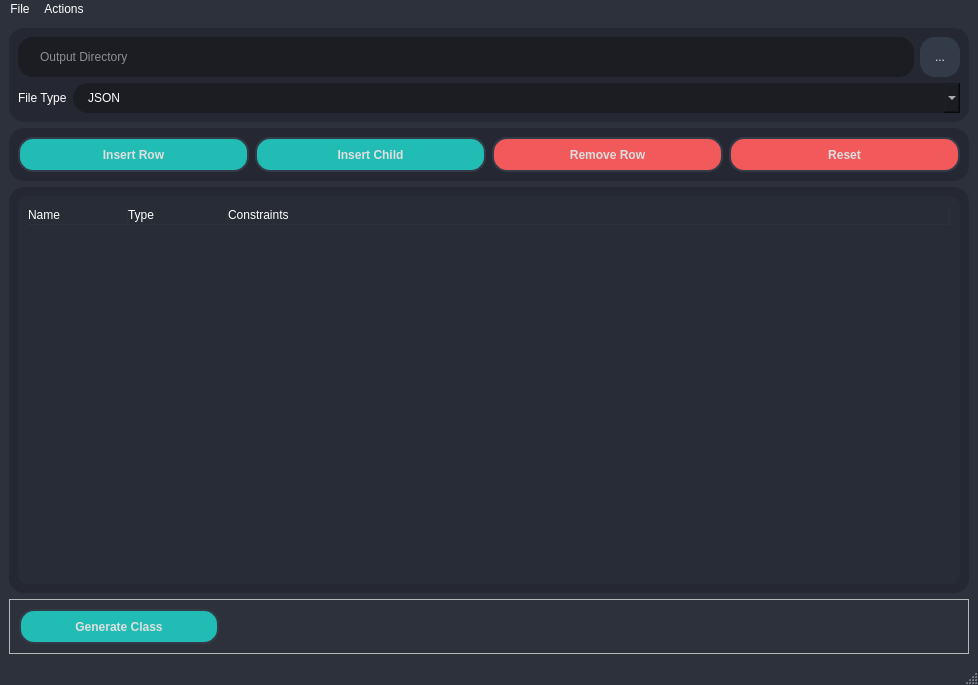
islamwagih/Class-Generator, file src/GUI/forms/mainwindow.ui: the form before one commit.
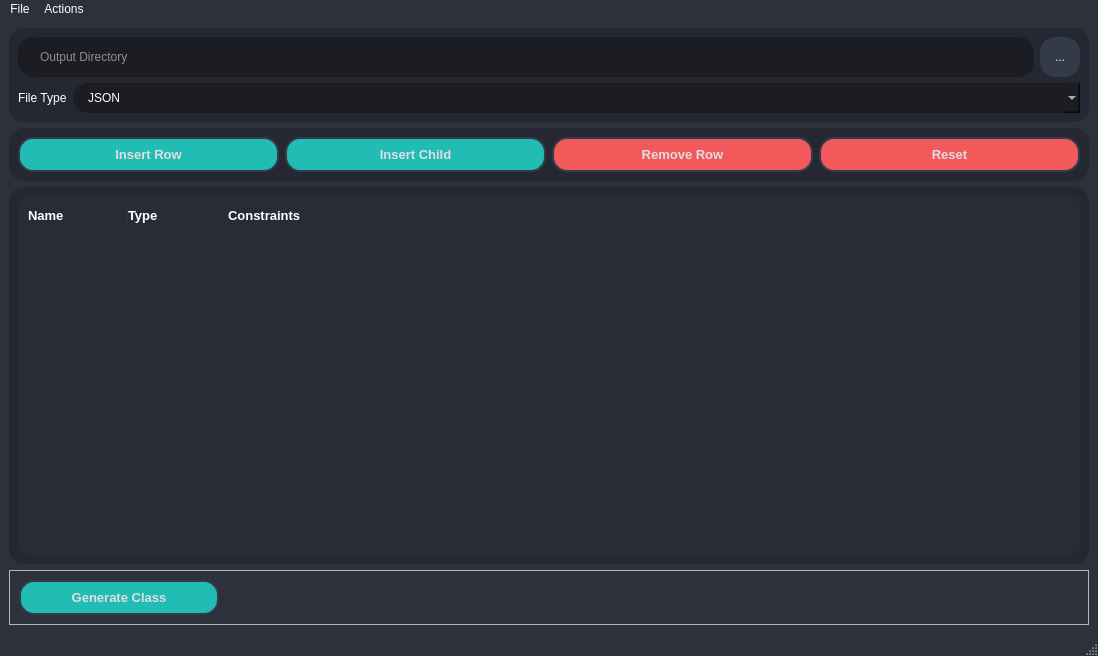
The form after the commit. Icons and pictures are not drawn.

What changed in the file:
```diff
--- a/src/GUI/forms/mainwindow.ui
+++ b/src/GUI/forms/mainwindow.ui
@@ -6,8 +6,8 @@
    <rect>
     <x>0</x>
     <y>0</y>
-    <width>978</width>
-    <height>685</height>
+    <width>1098</width>
+    <height>656</height>
    </rect>
   </property>
   <property name="minimumSize">
@@ -244,6 +244,7 @@
          </property>
          <property name="font">
           <font>
+           <pointsize>10</pointsize>
            <bold>true</bold>
           </font>
          </property>
@@ -281,6 +282,7 @@
          </property>
          <property name="font">
           <font>
+           <pointsize>10</pointsize>
            <bold>true</bold>
           </font>
          </property>
@@ -312,6 +314,7 @@
          </property>
          <property name="font">
           <font>
+           <pointsize>10</pointsize>
            <bold>true</bold>
           </font>
          </property>
@@ -343,6 +346,7 @@
          </property>
          <property name="font">
           <font>
+           <pointsize>10</pointsize>
            <bold>true</bold>
           </font>
          </property>
@@ -487,6 +491,7 @@
 	padding: 2px;
 	color: #FFF;
 	background-color: rgb(27, 29, 35);
+	border-radius: 10px;
 	margin-left:10 px;
 	margin-right:10 px;
 	margin-bottom: 2px;
@@ -505,6 +510,7 @@
 /***********/
 QComboBox{
 	background-color:rgb(27, 29, 35);
+	border-radius: 10px;
 	border: 0px;
 	color: #fff;
 	padding-left: 7px;
@@ -533,7 +539,8 @@
 	border: 0px;
 	color: #fff;
     selection-background-color: rgb(64, 71, 88);
-}</string>
+}
+</string>
       </property>
       <property name="frameShape">
        <enum>QFrame::StyledPanel</enum>
@@ -544,6 +551,11 @@
       <layout class="QGridLayout" name="gridLayout_4">
        <item row="0" column="0">
         <widget class="QTreeWidget" name="configTree">
+         <property name="font">
+          <font>
+           <pointsize>10</pointsize>
+          </font>
+         </property>
          <property name="acceptDrops">
           <bool>false</bool>
          </property>
@@ -593,16 +605,34 @@
           <property name="text">
            <string>Name</string>
           </property>
+          <property name="font">
+           <font>
+            <pointsize>10</pointsize>
+            <bold>true</bold>
+           </font>
+          </property>
          </column>
          <column>
           <property name="text">
            <string>Type</string>
           </property>
+          <property name="font">
+           <font>
+            <pointsize>10</pointsize>
+            <bold>true</bold>
+           </font>
+          </property>
          </column>
          <column>
           <property name="text">
            <string>Constraints</string>
           </property>
+          <property name="font">
+           <font>
+            <pointsize>10</pointsize>
+            <bold>true</bold>
+           </font>
+          </property>
          </column>
         </widget>
        </item>
@@ -646,6 +676,7 @@
          </property>
          <property name="font">
           <font>
+           <pointsize>10</pointsize>
            <bold>true</bold>
           </font>
          </property>
@@ -696,8 +727,8 @@
     <rect>
      <x>0</x>
      <y>0</y>
-     <width>978</width>
-     <height>26</height>
+     <width>1098</width>
+     <height>25</height>
     </rect>
    </property>
    <widget class="QMenu" name="menuFile">
```
Left out of the diff: 31 changed lines with no effect on the pictures.
